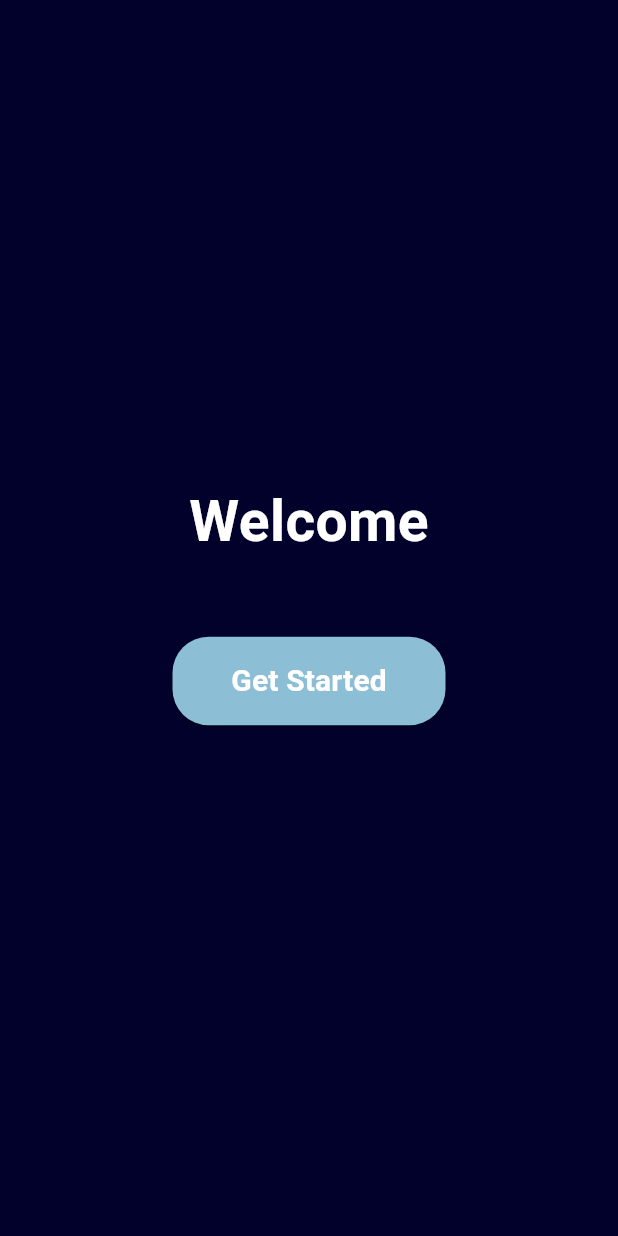
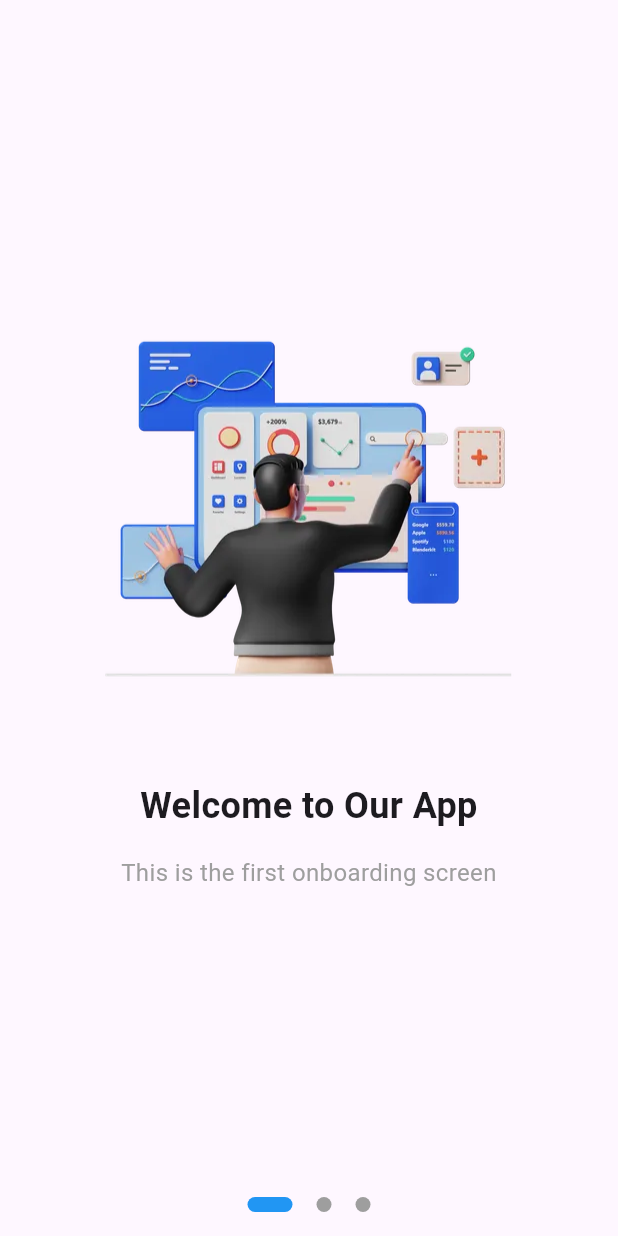
Before and after one commit to sharon5555/Signup-UI-flutter, a Flutter app: the screen it shows after launch, on a phone screen of 412 x 824 dp. Run offline on Flutter 3.47's test engine with Material 3 defaults, Android fonts, the light colour scheme and no system bars; drawn by our look-alikes of smooth_page_indicator; Roboto replaces fonts that are missing (Poppins).

Commit message:
Created the onboarding screen and added images to the assets folder

```diff
--- a/sign_up/lib/main.dart
+++ b/sign_up/lib/main.dart
@@ -1,5 +1,5 @@
 import 'package:flutter/material.dart';
-import 'package:sign_up/screens/welcome_screen.dart';
+import 'package:sign_up/screens/onboarding_screen.dart';
  // Import the Welcome Screen
 
 void main() {
@@ -17,7 +17,7 @@ class MyApp extends StatelessWidget {
       theme: ThemeData(
         fontFamily: 'Poppins',
       ),
-      home: const WelcomeScreen(),  // Set WelcomeScreen as the home screen
+      home: const OnboardingScreen(),  // Set WelcomeScreen as the home screen
     );
   }
 }
--- /dev/null
+++ b/sign_up/lib/screens/onboarding_screen.dart
@@ -0,0 +1,92 @@
+import 'package:flutter/material.dart';
+import 'package:smooth_page_indicator/smooth_page_indicator.dart';
+
+class OnboardingScreen extends StatefulWidget {
+  const OnboardingScreen({super.key});
+
+  @override
+  _OnboardingScreenState createState() => _OnboardingScreenState();
+}
+
+class _OnboardingScreenState extends State<OnboardingScreen> {
+  final PageController _pageController = PageController();
+  int _currentIndex = 0;
+
+  @override
+  Widget build(BuildContext context) {
+    return Scaffold(
+      body: Column(
+        children: [
+          Expanded(
+            child: PageView(
+              controller: _pageController,
+              scrollDirection: Axis.horizontal, // Set scroll direction to horizontal
+              onPageChanged: (index) {
+                setState(() {
+                  _currentIndex = index;
+                });
+              },
+              children: [
+                onboardingPage(
+                  "assets/board.webp",
+                  "Welcome to Our App",
+                  "This is the first onboarding screen",
+                ),
+                onboardingPage(
+                  "assets/transport.webp",
+                  "Discover Features",
+                  "Explore the cool features of our app",
+                ),
+                onboardingPage(
+                  "assets/gstarted.webp",
+                  "Get Started",
+                  "Let's help you get started now!",
+                ),
+              ],
+            ),
+          ),
+          // Smooth Page Indicator (Dots at the bottom)
+          Padding(
+            padding: const EdgeInsets.all(16.0),
+            child: SmoothPageIndicator(
+              controller: _pageController,
+              count: 3,
+              effect: const ExpandingDotsEffect(
+                activeDotColor: Colors.blue,
+                dotColor: Colors.grey,
+                dotHeight: 10,
+                dotWidth: 10,
+                spacing: 16,
+              ),
+            ),
+          ),
+        ],
+      ),
+    );
+  }
+
+  // Method to build onboarding page
+  Widget onboardingPage(String imagePath, String title, String description) {
+    return Padding(
+      padding: const EdgeInsets.all(24.0),
+      child: Column(
+        mainAxisAlignment: MainAxisAlignment.center,
+        children: [
+          Image.asset(imagePath, height: 300),
+          const SizedBox(height: 32),
+          Text(
+            title,
+            style: const TextStyle(fontSize: 24, fontWeight: FontWeight.bold),
+            textAlign: TextAlign.center,
+          ),
+          const SizedBox(height: 16),
+          Text(
+            description,
+            style: const TextStyle(fontSize: 16, color: Colors.grey),
+            textAlign: TextAlign.center,
+          ),
+        ],
+      ),
+    );
+  }
+}
--- a/sign_up/lib/screens/welcome_screen.dart
+++ /dev/null
@@ -1,65 +0,0 @@
-import 'package:flutter/material.dart';
-import 'package:sign_up/screens/login.dart';
-
-
-class WelcomeScreen extends StatelessWidget {
-  const WelcomeScreen({super.key});
-
-  @override
-  Widget build(BuildContext context) {
-    // Calculate the button width
-    double buttonWidth = MediaQuery.of(context).size.width / 2 - 24;
-    double screenHeight = MediaQuery.of(context).size.height; // Get the height of the screen
-
-    return Scaffold(
-      backgroundColor: const Color(0xFF01012B), // Cetacean Blue background color
-      body: SizedBox(
-        height: screenHeight,  // Set the container height to the full screen height
-        child: Center(
-          child: Column(
-            mainAxisAlignment: MainAxisAlignment.center, // Center the text vertically
-            children: [
-              const Text(
-                'Welcome',
-                style: TextStyle(
-                  fontSize: 38,
-                  fontWeight: FontWeight.bold,
-                  color: Colors.white, // Adjust text color for visibility
-                ),
-              ),
-              const SizedBox(height: 30), // Add some space between the text and button
-              Container(
-                margin: const EdgeInsets.symmetric(horizontal: 16, vertical: 20), // Add margin around the button
-                width: buttonWidth,  // Set button width dynamically
-                child: ElevatedButton(
-                  onPressed: () {
-                    // Navigate to Sign Up with Email
-                    Navigator.push(
-                      context,
-                      MaterialPageRoute(builder: (context) => Login()),
-                    );
-                  },
-                  style: ElevatedButton.styleFrom(
-                    backgroundColor: const Color(0xFF8CBED6),  // Dark Sky Blue button color
-                    padding: const EdgeInsets.symmetric(vertical: 15, horizontal: 10),  // Set vertical padding
-                    shape: RoundedRectangleBorder(
-                      borderRadius: BorderRadius.circular(24),  // Set the border radius to 24
-                    ),
-                  ),
-                  child: const Text(
-                    'Get Started',
-                    style: TextStyle(
-                      fontSize: 20,
-                      fontWeight: FontWeight.bold,  // Make the text bold
-                      color: Colors.white,  // Set text color to white
-                    ),
-                  ),
-                ),
-              ),
-            ],
-          ),
-        ),
-      ),
-    );
-  }
-}
--- a/sign_up/pubspec.yaml
+++ b/sign_up/pubspec.yaml
@@ -30,6 +30,7 @@ environment:
 dependencies:
   flutter:
     sdk: flutter
+  smooth_page_indicator: ^1.0.0+2
 
 
   # The following adds the Cupertino Icons font to your application.
@@ -67,6 +68,9 @@ flutter:
     - assets/cpassword.webp
     - assets/signin.webp
     - assets/signup.webp
+    - assets/board.webp
+    - assets/transport.webp
+    - assets/gstarted.webp
 
   # An image asset can refer to one or more resolution-specific "variants", see
   # https://flutter.dev/to/resolution-aware-images
```
Also changed, not shown: sign_up/assets/board.webp (added), sign_up/assets/gstarted.webp (added), sign_up/assets/transport.webp (added), sign_up/pubspec.lock.
